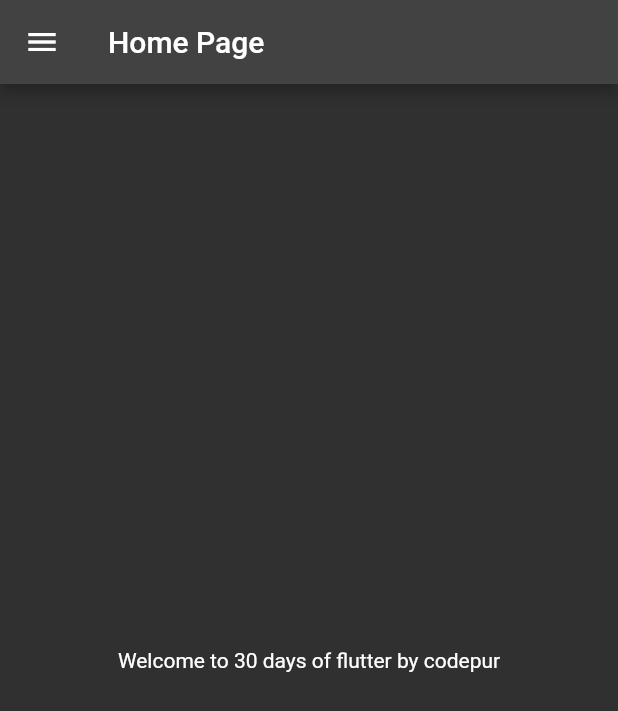
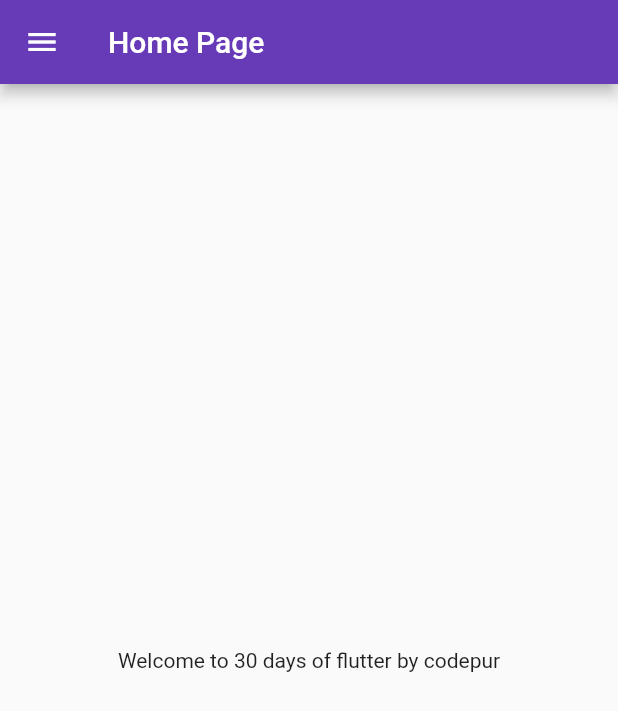
Before and after one commit to ravi25595/30DaysOfFlutter, a Flutter app: the screen it shows after launch, on a phone screen of 412 x 824 dp. Shown: the top 711 px of the screen. Run offline on Flutter 3.47's test engine with Material 2 defaults, Android fonts, the phone set to English and light mode, and no system bars.

Commit message:
Day 3 Completed

```diff
--- a/lib/main.dart
+++ b/lib/main.dart
@@ -1,5 +1,6 @@
 import 'package:flutter/material.dart';
 import 'package:flutter_app/pages/home_page.dart';
+import 'package:flutter_app/pages/login_page.dart';
 
 void main() {
   runApp(const MyApp());
@@ -11,14 +12,16 @@
   @override
   Widget build(BuildContext context) {
     return MaterialApp(
-      home: HomePage(),
-      themeMode: ThemeMode.dark,
-      theme: ThemeData(primarySwatch: Colors.amber),
-      darkTheme:
-          ThemeData(
-              brightness: Brightness.dark,
-              primarySwatch: Colors.deepPurple
-          ),
+      themeMode: ThemeMode.light,
+      theme: ThemeData(primarySwatch: Colors.deepPurple),
+      darkTheme: ThemeData(
+          brightness: Brightness.dark, primarySwatch: Colors.brown),
+      initialRoute: "/home",
+      routes: {
+        "/": (context) => LoginPage(),
+        "/home": (context) => HomePage(),
+        "/login": (context) => LoginPage()
+      },
     );
   }
 }
--- a/lib/pages/home_page.dart
+++ b/lib/pages/home_page.dart
@@ -1,9 +1,6 @@
 import 'package:flutter/material.dart';
 
-class HomePage extends StatelessWidget{
-  const HomePage({Key? key}) : super(key: key);
-
-
+class HomePage extends StatelessWidget {
   @override
   Widget build(BuildContext context) {
     int days = 30;
@@ -14,7 +11,7 @@
       ),
       body: Center(
         child: Container(
-            child: Text("Welcome to $days days of flutter by $name"),
+          child: Text("Welcome to $days days of flutter by $name"),
         ),
       ),
       drawer: Drawer(),
```
Also changed, not shown: lib/pages/login_page.dart (added, +19 -0 lines).
